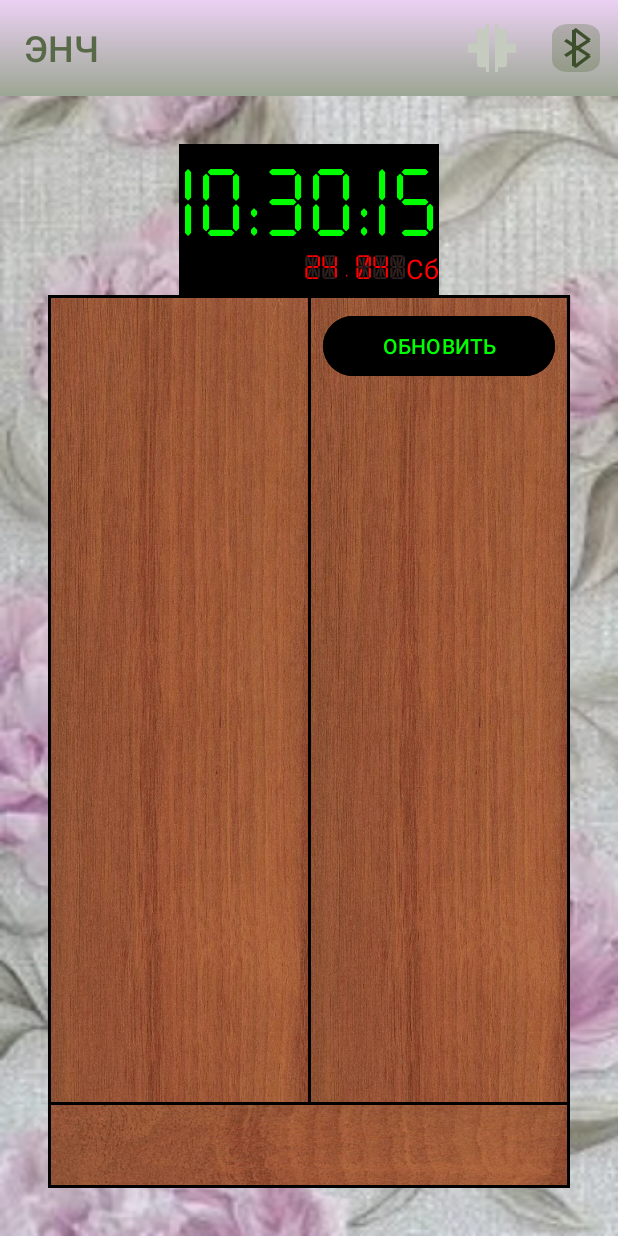
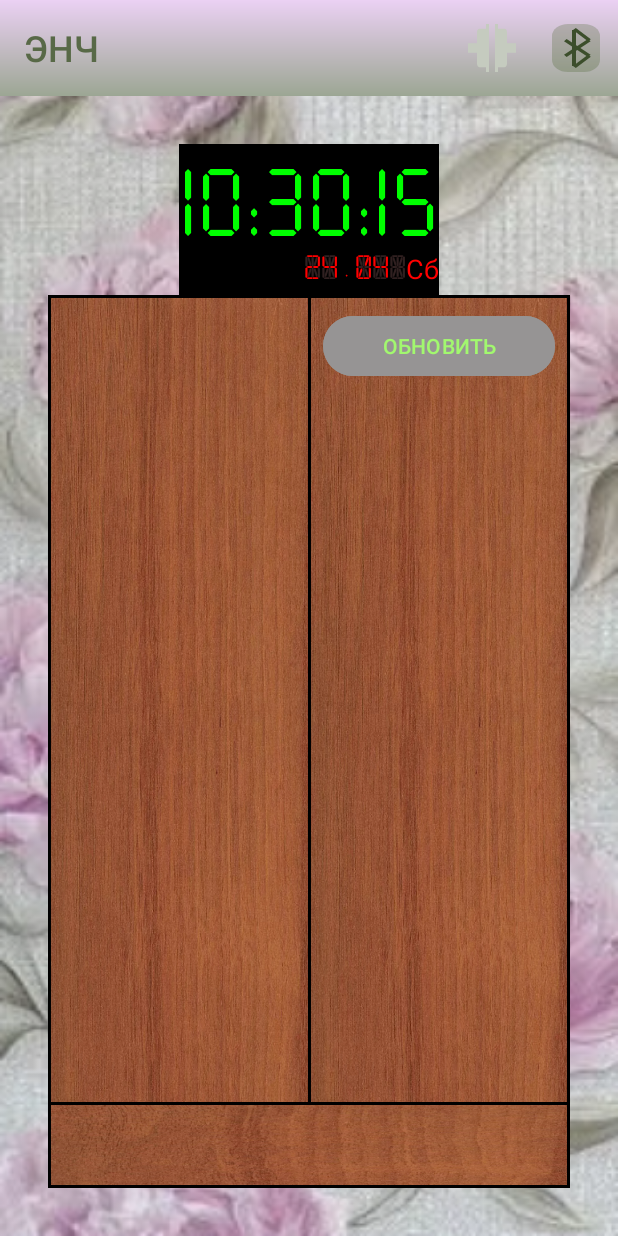
Before and after one commit to profitsw2000/WallWatch, an Android app: the fragment UpdateTimeFragment shown on its own in the app's theme, on a phone screen of 412 x 824 dp. Run offline under Robolectric (Android 15) with nearby library versions, the phone set to English and light mode, and no system bars.

```diff
--- a/app/src/main/AndroidManifest.xml
+++ b/app/src/main/AndroidManifest.xml
@@ -22,6 +22,7 @@
         <activity
             android:label="Настенные часы"
             android:name=".presentation.MainActivity"
+            android:screenOrientation="portrait"
             android:exported="true">
             <intent-filter>
                 <action android:name="android.intent.action.MAIN" />
--- /dev/null
+++ b/core/src/main/res/color/update_button_background_color.xml
@@ -0,0 +1,6 @@
+<?xml version="1.0" encoding="utf-8"?>
+<selector xmlns:android="http://schemas.android.com/apk/res/android">
+    <item android:state_enabled="false"
+        android:color="@color/deep_grey"  />
+    <item android:color="@color/black" />
+</selector>
--- /dev/null
+++ b/core/src/main/res/color/update_button_text_color.xml
@@ -0,0 +1,6 @@
+<?xml version="1.0" encoding="utf-8"?>
+<selector xmlns:android="http://schemas.android.com/apk/res/android">
+    <item android:state_enabled="false"
+        android:color="@color/pale_green"  />
+    <item android:color="@color/green" />
+</selector>
--- a/core/src/main/res/values/colors.xml
+++ b/core/src/main/res/values/colors.xml
@@ -7,8 +7,11 @@
     <color name="teal_700">#FF018786</color>
     <color name="red">#FFFF0000</color>
     <color name="green">#FF00FF00</color>
+    <color name="pale_green">#A2F86F</color>
     <color name="black">#FF000000</color>
     <color name="white">#FFFFFFFF</color>
+    <color name="deep_grey">#969494</color>
+    <color name="very_deep_grey">#575757</color>
     <color name="appBarTextColor">#FFEA5D5D</color>
     <color name="italian_nuts">#80A05A37</color>
 </resources>
--- a/data/src/main/java/ru/profitsw2000/data/data/BluetoothRepositoryImpl.kt
+++ b/data/src/main/java/ru/profitsw2000/data/data/BluetoothRepositoryImpl.kt
@@ -101,6 +101,7 @@ class BluetoothRepositoryImpl(
     override suspend fun writeByteArray(byteArray: ByteArray): Boolean {
 
         return if (bluetoothSocket.isConnected) {
+            Log.d("VVV", "writeByteArray: ")
             val outputStream = bluetoothSocket.outputStream
             val deferred: Deferred<Boolean> = coroutineScope.async {
                 try {
--- a/data/src/main/java/ru/profitsw2000/data/data/DateTimeRepositoryImpl.kt
+++ b/data/src/main/java/ru/profitsw2000/data/data/DateTimeRepositoryImpl.kt
@@ -16,7 +16,6 @@ import java.util.Date
 class DateTimeRepositoryImpl : DateTimeRepository {
 
     private val coroutineScope = CoroutineScope(Dispatchers.Main + SupervisorJob())
-    private val calendar = Calendar.getInstance()
 
     private val mutableDateDataString: MutableStateFlow<String> = MutableStateFlow(getCurrentDateString())
     override val dateDataString: StateFlow<String>
@@ -30,6 +29,7 @@ class DateTimeRepositoryImpl : DateTimeRepository {
     }
 
     override fun getCurrentDateTimeArray(): Array<Int> {
+        val calendar = Calendar.getInstance()
         val dayOfWeek =
             if (calendar.get(Calendar.DAY_OF_WEEK) - 1 < 1) 7
             else calendar.get(Calendar.DAY_OF_WEEK) - 1
--- a/updateScreen/src/main/res/layout/fragment_update_time.xml
+++ b/updateScreen/src/main/res/layout/fragment_update_time.xml
@@ -97,10 +97,11 @@
                 android:id="@+id/update_time_button"
                 android:layout_width="match_parent"
                 android:layout_height="wrap_content"
-                android:backgroundTint="@color/black"
-                android:textColor="@color/green"
+                android:backgroundTint="@color/update_button_background_color"
+                android:textColor="@color/update_button_text_color"
                 android:text="@string/update_button_text"
                 android:enabled="false"
+                app:rippleColor="@color/very_deep_grey"
                 app:layout_constraintTop_toTopOf="parent"
                 app:layout_constraintStart_toStartOf="parent"
                 app:layout_constraintEnd_toEndOf="parent"/>
```
Also changed, not shown: updateScreen/src/main/java/ru/profitsw2000/updatescreen/presentation/viewmodel/UpdateTimeViewModel.kt (+16 -6 lines).
